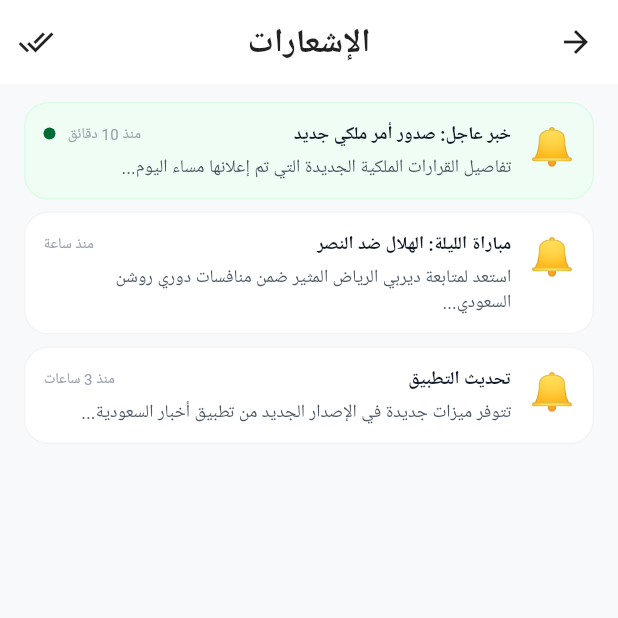
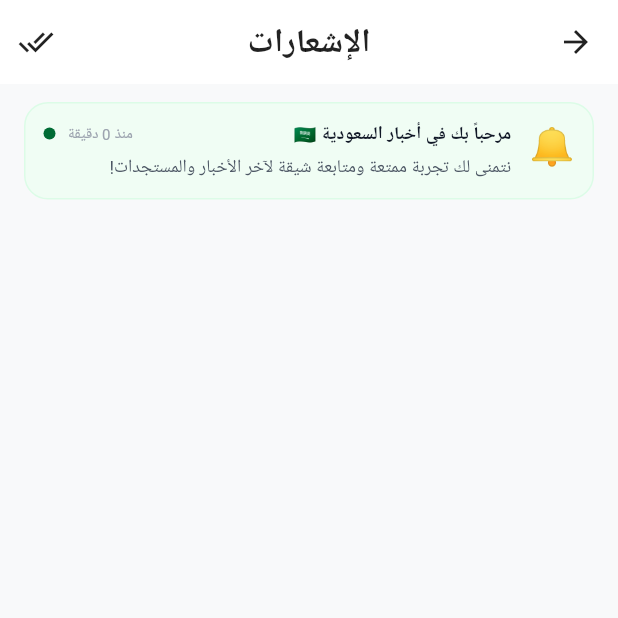
Before and after one commit to Abdelrahman-Zakria/saudi_news, a Flutter app: the NotificationsScreen screen opened directly, on a phone screen of 412 x 824 dp, the top half of it. Run offline on Flutter 3.47's test engine with Material 3 defaults, Android fonts, the phone set to English and light mode, and no system bars; our stand-ins replace chewie, cloud_firestore, equatable, firebase_core, firebase_messaging, flutter_bloc and 8 more; missing offline and left inert: adhan_dart, flutter_qiblah; accounts and stored records are empty; network calls fail.

Commit message:
1.0.0 V10

```diff
--- a/lib/core/widgets/app_bottom_nav.dart
+++ b/lib/core/widgets/app_bottom_nav.dart
@@ -14,7 +14,7 @@ class AppBottomNav extends StatelessWidget {
   Widget build(BuildContext context) {
     final navBgColor = const Color(0xFF006559);
     final activeColor = Colors.white;
-    final inactiveColor = Colors.white.withOpacity(0.6);
+    final inactiveColor = Colors.white.withValues(alpha:0.6);
 
     final tabs = [
       {'icon': '🏠', 'label': 'الرئيسية'},
@@ -29,7 +29,7 @@ class AppBottomNav extends StatelessWidget {
         color: navBgColor,
         border: Border(
           top: BorderSide(
-            color: Colors.black.withOpacity(0.05),
+            color: Colors.black.withValues(alpha:0.05),
           ),
         ),
       ),
--- a/lib/features/directory/presentation/pages/directory_screen.dart
+++ b/lib/features/directory/presentation/pages/directory_screen.dart
@@ -213,8 +213,8 @@ class _DirectoryScreenState extends State<DirectoryScreen> {
             height: 48,
             decoration: BoxDecoration(
               color: isEmergency
-                  ? Colors.red.withOpacity(0.1)
-                  : const Color(0xFF006C35).withOpacity(0.1),
+                  ? Colors.red.withValues(alpha:0.1)
+                  : const Color(0xFF006C35).withValues(alpha:0.1),
               shape: BoxShape.circle,
             ),
             alignment: Alignment.center,
--- a/lib/features/jobs/presentation/widgets/job_card.dart
+++ b/lib/features/jobs/presentation/widgets/job_card.dart
@@ -60,7 +60,7 @@ class JobCard extends StatelessWidget {
                       Container(
                         padding: const EdgeInsets.all(2),
                         decoration: BoxDecoration(
-                          color: Colors.black.withOpacity(0.3),
+                          color: Colors.black.withValues(alpha:0.3),
                           shape: BoxShape.circle,
                         ),
                         child: const Icon(Icons.play_arrow, color: Colors.white, size: 16),
--- a/lib/features/news/presentation/pages/home_screen.dart
+++ b/lib/features/news/presentation/pages/home_screen.dart
@@ -169,7 +169,7 @@ class _HomeScreenState extends State<HomeScreen> {
                       child: Container(
                         padding: const EdgeInsets.all(12),
                         decoration: BoxDecoration(
-                          color: Colors.black.withOpacity(0.4),
+                          color: Colors.black.withValues(alpha:0.4),
                           shape: BoxShape.circle,
                         ),
                         child: const Icon(Icons.play_arrow, color: Colors.white, size: 48),
--- a/lib/features/news/presentation/widgets/small_news_card.dart
+++ b/lib/features/news/presentation/widgets/small_news_card.dart
@@ -40,7 +40,7 @@ class SmallNewsCard extends StatelessWidget {
           ),
           boxShadow: [
             BoxShadow(
-              color: Colors.black.withOpacity(0.05),
+              color: Colors.black.withValues(alpha:0.05),
               blurRadius: 2,
               offset: const Offset(0, 1),
             ),
@@ -66,7 +66,7 @@ class SmallNewsCard extends StatelessWidget {
                       child: Container(
                         padding: const EdgeInsets.all(2),
                         decoration: BoxDecoration(
-                          color: Colors.black.withOpacity(0.4),
+                          color: Colors.black.withValues(alpha:0.4),
                           shape: BoxShape.circle,
                         ),
                         child: const Icon(Icons.play_arrow, color: Colors.white, size: 16),
--- /dev/null
+++ b/lib/features/settings/presentation/cubit/notifications_state.dart
@@ -0,0 +1,21 @@
+part of 'notifications_cubit.dart';
+
+class NotificationsState {
+  final List<dynamic> history;
+  final bool isLoading;
+
+  const NotificationsState({
+    required this.history,
+    this.isLoading = false,
+  });
+
+  NotificationsState copyWith({
+    List<dynamic>? history,
+    bool? isLoading,
+  }) {
+    return NotificationsState(
+      history: history ?? this.history,
+      isLoading: isLoading ?? this.isLoading,
+    );
+  }
+}
--- a/lib/features/settings/presentation/pages/notifications_screen.dart
+++ b/lib/features/settings/presentation/pages/notifications_screen.dart
@@ -1,63 +1,85 @@
 import 'package:flutter/material.dart';
+import 'package:flutter_bloc/flutter_bloc.dart';
+import 'package:intl/intl.dart' as intl;
+import '../cubit/notifications_cubit.dart';
 
-class NotificationsScreen extends StatelessWidget {
+class NotificationsScreen extends StatefulWidget {
   const NotificationsScreen({super.key});
+
+  @override
+  State<NotificationsScreen> createState() => _NotificationsScreenState();
+}
+
+class _NotificationsScreenState extends State<NotificationsScreen> {
+  @override
+  void initState() {
+    super.initState();
+    context.read<NotificationsCubit>().loadHistory();
+  }
+
+  String _formatTimestamp(String timestamp) {
+    try {
+      final dt = DateTime.parse(timestamp);
+      final now = DateTime.now();
+      final diff = now.difference(dt);
+
+      if (diff.inMinutes < 60) {
+        return "منذ ${diff.inMinutes} دقيقة";
+      } else if (diff.inHours < 24) {
+        return "منذ ${diff.inHours} ساعة";
+      } else {
+        return intl.DateFormat('yyyy/MM/dd').format(dt);
+      }
+    } catch (e) {
+      return "";
+    }
+  }
 
   @override
   Widget build(BuildContext context) {
     final theme = Theme.of(context);
     final isDark = theme.brightness == Brightness.dark;
 
-    final List<Map<String, dynamic>> notifications = [
-      {
-        'title': 'خبر عاجل: صدور أمر ملكي جديد',
-        'body': 'تفاصيل القرارات الملكية الجديدة التي تم إعلانها مساء اليوم...',
-        'time': 'منذ 10 دقائق',
-        'icon': Icons.notifications_active,
-        'color': Colors.red,
-        'isRead': false,
-      },
-      {
-        'title': 'مباراة الليلة: الهلال ضد النصر',
-        'body': 'استعد لمتابعة ديربي الرياض المثير ضمن منافسات دوري روشن السعودي...',
-        'time': 'منذ ساعة',
-        'icon': Icons.sports_soccer,
-        'color': Colors.blue,
-        'isRead': true,
-      },
-      {
-        'title': 'تحديث التطبيق',
-        'body': 'تتوفر ميزات جديدة في الإصدار الجديد من تطبيق أخبار السعودية...',
-        'time': 'منذ 3 ساعات',
-        'icon': Icons.system_update,
-        'color': Colors.green,
-        'isRead': true,
-      },
-    ];
-
-    return Scaffold(
+    return Directionality(
+      textDirection: TextDirection.rtl,
+      child: Scaffold(
         appBar: AppBar(
           title: const Text('الإشعارات', style: TextStyle(fontWeight: FontWeight.bold)),
           centerTitle: true,
           actions: [
-          IconButton(
+            BlocBuilder<NotificationsCubit, NotificationsState>(
+              builder: (context, state) {
+                if (state.history.isEmpty) return const SizedBox.shrink();
+                return IconButton(
                   icon: const Icon(Icons.done_all),
-            onPressed: () {
-              // Mark all as read
+                  tooltip: "تحديد الكل كمقروء",
+                  onPressed: () => context.read<NotificationsCubit>().markAllAsRead(),
+                );
               },
             ),
           ],
         ),
         body: SafeArea(
-        child: notifications.isEmpty
-            ? _buildEmptyState()
-            : ListView.builder(
+          child: BlocBuilder<NotificationsCubit, NotificationsState>(
+            builder: (context, state) {
+              if (state.isLoading) {
+                return const Center(child: CircularProgressIndicator(color: Color(0xFF006C35)));
+              }
+
+              if (state.history.isEmpty) {
+                return _buildEmptyState();
+              }
+
+              return ListView.builder(
                 padding: const EdgeInsets.symmetric(vertical: 8),
-                itemCount: notifications.length,
+                itemCount: state.history.length,
                 itemBuilder: (context, index) {
-                  final item = notifications[index];
+                  final item = state.history[index];
                   return _buildNotificationItem(context, item, isDark);
                 },
+              );
+            },
+          ),
         ),
       ),
     );
@@ -65,29 +87,26 @@ class NotificationsScreen extends StatelessWidget {
 
   Widget _buildNotificationItem(BuildContext context, Map<String, dynamic> item, bool isDark) {
     final saudiGreen = const Color(0xFF006C35);
-    final isRead = item['isRead'] as bool;
+    final bool isRead = item['isRead'] ?? true;
 
     return Container(
       margin: const EdgeInsets.symmetric(horizontal: 16, vertical: 4),
       decoration: BoxDecoration(
         color: isRead
           ? (isDark ? const Color(0xFF161B22) : Colors.white)
-          : (isDark ? saudiGreen.withValues(alpha:0.1) : const Color(0xFFF0FDF4)),
+          : (isDark ? saudiGreen.withOpacity(0.1) : const Color(0xFFF0FDF4)),
         borderRadius: BorderRadius.circular(16),
         border: Border.all(
           color: isRead
             ? (isDark ? const Color(0xFF1F2937) : const Color(0xFFF3F4F6))
-            : (isDark ? saudiGreen.withValues(alpha:0.3) : const Color(0xFFDCFCE7)),
+            : (isDark ? saudiGreen.withOpacity(0.3) : const Color(0xFFDCFCE7)),
         ),
       ),
       padding: const EdgeInsets.all(12),
       child: Row(
         crossAxisAlignment: CrossAxisAlignment.start,
         children: [
-          Text(
-            item['icon'] is IconData ? "🔔" : item['icon'], // Using emoji if possible
-            style: const TextStyle(fontSize: 24),
-          ),
+          const Text("🔔", style: TextStyle(fontSize: 24)),
           const SizedBox(width: 12),
           Expanded(
             child: Column(
@@ -98,7 +117,7 @@ class NotificationsScreen extends StatelessWidget {
                   children: [
                     Expanded(
                       child: Text(
-                        item['title'],
+                        item['title'] ?? '',
                         style: TextStyle(
                           fontSize: 12,
                           fontWeight: FontWeight.bold,
@@ -106,8 +125,9 @@ class NotificationsScreen extends StatelessWidget {
                         ),
                       ),
                     ),
+                    if (item['timestamp'] != null)
                       Text(
-                      item['time'],
+                        _formatTimestamp(item['timestamp']),
                         style: const TextStyle(
                           fontSize: 10,
                           color: Color(0xFF9CA3AF),
@@ -117,13 +137,13 @@ class NotificationsScreen extends StatelessWidget {
                 ),
                 const SizedBox(height: 4),
                 Text(
-                  item['body'],
+                  item['body'] ?? '',
                   style: TextStyle(
                     fontSize: 12,
                     color: isDark ? const Color(0xFF9CA3AF) : const Color(0xFF4B5563),
                     height: 1.4,
                   ),
-                  maxLines: 2,
+                  maxLines: 3,
                   overflow: TextOverflow.ellipsis,
                 ),
               ],
@@ -155,7 +175,7 @@ class NotificationsScreen extends StatelessWidget {
           ),
           SizedBox(height: 16),
           Text(
-            'لا توجد إشعارات',
+            'لا توجد إشعارات حالياً',
             style: TextStyle(
               fontSize: 14,
               color: Color(0xFF9CA3AF),
--- a/pubspec.yaml
+++ b/pubspec.yaml
@@ -16,7 +16,7 @@ publish_to: 'none' # Remove this line if you wish to publish to pub.dev
 # https://developer.apple.com/library/archive/documentation/General/Reference/InfoPlistKeyReference/Articles/CoreFoundationKeys.html
 # In Windows, build-name is used as the major, minor, and patch parts
 # of the product and file versions while build-number is used as the build suffix.
-version: 1.0.0+9
+version: 1.0.0+10
 
 environment:
   sdk: ^3.13.1
@@ -42,6 +42,9 @@ dependencies:
   firebase_core: ^4.13.0
   cloud_firestore: ^6.8.0
   firebase_messaging: ^16.5.0
+  flutter_local_notifications: ^18.0.1
+  flutter_timezone: ^3.0.1
+  timezone: ^0.10.1
   # Video Player
   video_player: ^2.10.1
   chewie: ^1.10.0
```
Also changed, not shown: lib/core/services/notification_service.dart (added, +324 -0 lines), lib/features/news/presentation/pages/article_details_page.dart (+4 -4 lines), lib/features/news/presentation/widgets/news_card.dart (+4 -4 lines), lib/features/settings/presentation/cubit/notifications_cubit.dart (added, +38 -0 lines), lib/main.dart (+11 -1 lines), pubspec.lock, 3 other files. Lines whose indentation alone changed are shown as unchanged.
